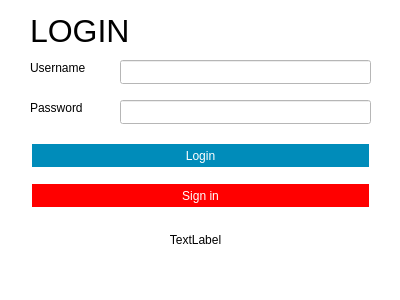
s267562/Live-Text-Editor, file client/ui/login.ui: the form before one commit.
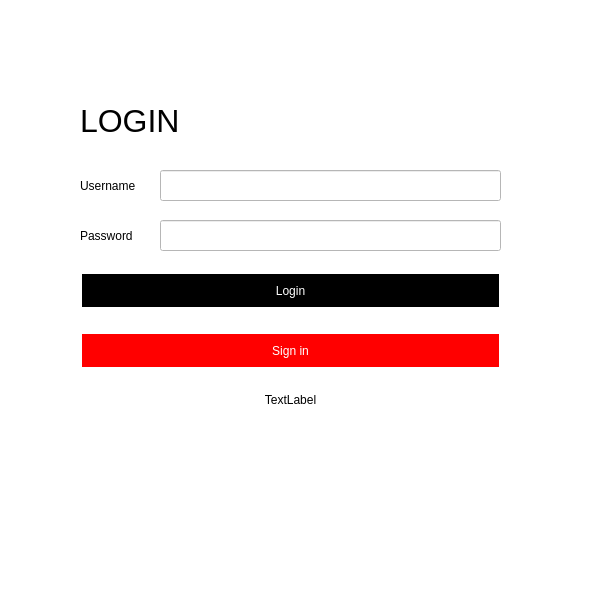
The form after the commit.

Commit message: connection, login, registration, showFiles and editor refactor

```diff
--- a/client/ui/login.ui
+++ b/client/ui/login.ui
@@ -6,8 +6,8 @@
    <rect>
     <x>0</x>
     <y>0</y>
-    <width>400</width>
-    <height>300</height>
+    <width>600</width>
+    <height>600</height>
    </rect>
   </property>
   <property name="windowTitle">
@@ -37,10 +37,10 @@
     <widget class="QWidget" name="widget" native="true">
      <property name="geometry">
       <rect>
-       <x>20</x>
-       <y>0</y>
-       <width>361</width>
-       <height>291</height>
+       <x>70</x>
+       <y>100</y>
+       <width>441</width>
+       <height>351</height>
       </rect>
      </property>
      <property name="styleSheet">
@@ -49,10 +49,10 @@
      <widget class="QLineEdit" name="username">
       <property name="geometry">
        <rect>
-        <x>100</x>
-        <y>60</y>
-        <width>251</width>
-        <height>24</height>
+        <x>90</x>
+        <y>70</y>
+        <width>341</width>
+        <height>31</height>
        </rect>
       </property>
      </widget>
@@ -60,9 +60,9 @@
       <property name="geometry">
        <rect>
         <x>10</x>
-        <y>60</y>
+        <y>70</y>
         <width>71</width>
-        <height>16</height>
+        <height>31</height>
        </rect>
       </property>
       <property name="text">
@@ -72,10 +72,10 @@
      <widget class="QLineEdit" name="password">
       <property name="geometry">
        <rect>
-        <x>100</x>
-        <y>100</y>
-        <width>251</width>
-        <height>24</height>
+        <x>90</x>
+        <y>120</y>
+        <width>341</width>
+        <height>31</height>
        </rect>
       </property>
       <property name="echoMode">
@@ -86,9 +86,9 @@
       <property name="geometry">
        <rect>
         <x>10</x>
-        <y>100</y>
+        <y>120</y>
         <width>71</width>
-        <height>16</height>
+        <height>31</height>
        </rect>
       </property>
       <property name="text">
@@ -99,9 +99,9 @@
       <property name="geometry">
        <rect>
         <x>10</x>
-        <y>180</y>
-        <width>341</width>
-        <height>31</height>
+        <y>230</y>
+        <width>421</width>
+        <height>41</height>
        </rect>
       </property>
       <property name="styleSheet">
@@ -127,14 +127,14 @@
       <property name="geometry">
        <rect>
         <x>10</x>
-        <y>140</y>
-        <width>341</width>
-        <height>31</height>
+        <y>170</y>
+        <width>421</width>
+        <height>41</height>
        </rect>
       </property>
       <property name="styleSheet">
        <string notr="true">QPushButton{  
-background-color: #008CBA;  
+background-color: black;  
 border: none;
 color: white;
 text-align: center;
@@ -155,8 +155,8 @@
       <property name="geometry">
        <rect>
         <x>10</x>
-        <y>230</y>
-        <width>331</width>
+        <y>290</y>
+        <width>421</width>
         <height>20</height>
        </rect>
       </property>
@@ -174,7 +174,7 @@
       <property name="geometry">
        <rect>
         <x>10</x>
-        <y>10</y>
+        <y>0</y>
         <width>171</width>
         <height>41</height>
        </rect>
```
Left out of the diff: 6 changed lines with no effect on the pictures. The commit also changes 17 other files.
